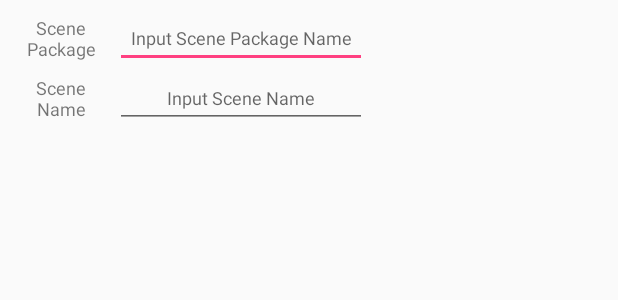
After one commit to sheeeeon/DMXArio, an Android app: the layout dialog_savescene.xml on its own in the app's theme, with its tools: preview values and no code run, on a phone screen of 412 x 824 dp. The commit adds this screen. Shown: the top 300 px of the screen. Run offline under Robolectric (Android 15) with nearby library versions, the phone set to English and light mode, and no system bars.

Commit message:
Code Refactoring.

```diff
--- /dev/null
+++ b/app/src/main/res/layout/dialog_savescene.xml
@@ -0,0 +1,57 @@
+<?xml version="1.0" encoding="utf-8"?>
+<LinearLayout xmlns:android="http://schemas.android.com/apk/res/android"
+    android:layout_width="250dp"
+    android:layout_height="wrap_content"
+    android:orientation="vertical"
+    android:padding="5dp" >
+
+    <LinearLayout
+        android:layout_width="match_parent"
+        android:layout_height="40dp"
+        android:orientation="horizontal"
+        android:weightSum="5">
+
+        <TextView
+            android:layout_width="0dp"
+            android:layout_height="match_parent"
+            android:layout_weight="1.5"
+            android:text="Scene\nPackage"
+            android:textSize="12sp"
+            android:gravity="center"/>
+
+        <EditText
+            android:id="@+id/input_scenePackage"
+            android:layout_width="0dp"
+            android:layout_height="match_parent"
+            android:layout_weight="3.5"
+            android:hint="Input Scene Package Name"
+            android:textSize="12sp"
+            android:gravity="center"/>
+
+    </LinearLayout>
+
+    <LinearLayout
+        android:layout_width="match_parent"
+        android:layout_height="40dp"
+        android:orientation="horizontal"
+        android:weightSum="5" >
+
+        <TextView
+            android:layout_width="0dp"
+            android:layout_height="match_parent"
+            android:layout_weight="1.5"
+            android:text="Scene\nName"
+            android:textSize="12sp"
+            android:gravity="center" />
+
+        <EditText
+            android:id="@+id/input_sceneName"
+            android:layout_width="0dp"
+            android:layout_height="match_parent"
+            android:layout_weight="3.5"
+            android:hint="Input Scene Name"
+            android:textSize="12sp"
+            android:gravity="center" />
+    </LinearLayout>
+
+</LinearLayout>
```
Also changed, not shown: app/src/main/java/com/icaynia/dmxario/ControllerFragment.java (+13 -13 lines), app/src/main/java/com/icaynia/dmxario/Scene.java (+32 -5 lines), app/src/main/java/com/icaynia/dmxario/ScenePackage.java (+35 -16 lines).
